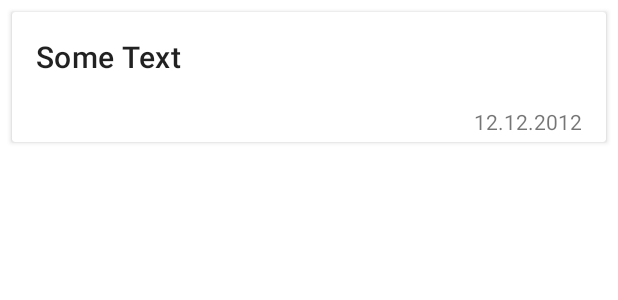
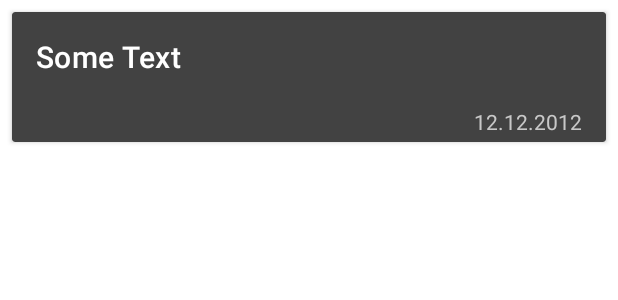
Before and after one commit to RomanAnchugov/TinkoffInternship2019, an Android app: the layout view_news_list_item.xml on its own in the app's theme, with its tools: preview values and no code run, on a phone screen of 412 x 824 dp. Shown: the top 300 px of the screen. Run offline under Robolectric (Android 15) with nearby library versions, the phone set to English and light mode, and no system bars; network calls fail.

Commit message:
some design changes

```diff
--- a/app/build.gradle
+++ b/app/build.gradle
@@ -42,8 +42,6 @@ dependencies {
     implementation 'com.squareup.retrofit2:retrofit:2.5.0'
     implementation 'com.squareup.retrofit2:converter-gson:2.5.0'
     implementation 'com.squareup.retrofit2:adapter-rxjava2:2.5.0'
-//    //Cicerone (https://github.com/terrakok/Cicerone)
-//    implementation 'ru.terrakok.cicerone:cicerone:4.0.2'
     //Timber (https://github.com/JakeWharton/timber)
     implementation 'com.jakewharton.timber:timber:4.7.1'
     //Anko(https://github.com/Kotlin/anko)
--- a/app/src/main/java/romananchugov/ru/tinkoffinternship/ui/MainActivity.kt
+++ b/app/src/main/java/romananchugov/ru/tinkoffinternship/ui/MainActivity.kt
@@ -8,9 +8,6 @@ import romananchugov.ru.tinkoffinternship.R
 
 class MainActivity : AppCompatActivity() {
     /*TODO:
-        1. Styles for views(colors, dimens)
-        2. Custom animation for fragment navigation
-        3. Store specific news in DB
         4. Work with error
 
         5. README
--- a/app/src/main/java/romananchugov/ru/tinkoffinternship/ui/NewsListAdapter.kt
+++ b/app/src/main/java/romananchugov/ru/tinkoffinternship/ui/NewsListAdapter.kt
@@ -47,7 +47,7 @@ class NewsListAdapter : RecyclerView.Adapter<NewsListAdapter.ViewHolder>() {
 
     override fun onBindViewHolder(holder: ViewHolder, position: Int) {
 
-        holder.newsHeaderTv.onClick {
+        holder.newsCv.onClick {
 
             val specificNewsAction = NewsListFragmentDirections
                 .action_specificNewsFragment().setNews_id(newsList[position].id)
@@ -64,6 +64,7 @@ class NewsListAdapter : RecyclerView.Adapter<NewsListAdapter.ViewHolder>() {
     }
 
     class ViewHolder(view: View) : RecyclerView.ViewHolder(view) {
+        val newsCv = view.news_cv!!
         val newsHeaderTv = view.news_header_tv!!
         val newsPublicDateTv = view.news_publication_date_tv!!
     }
--- a/app/src/main/java/romananchugov/ru/tinkoffinternship/ui/SpecificNewsFragment.kt
+++ b/app/src/main/java/romananchugov/ru/tinkoffinternship/ui/SpecificNewsFragment.kt
@@ -49,7 +49,6 @@ class SpecificNewsFragment : Fragment() {
         })
 
         viewModel.error.observe(this, Observer {
-
             if(it){
                 view.indefiniteSnackbar(R.string.error_snackbar_message, R.string.error_snackbar_action)
                 {
@@ -57,8 +56,6 @@ class SpecificNewsFragment : Fragment() {
                 }
             }
         })
-
-        //view.indefiniteSnackbar("Id is: $newsId")
 
         return view
     }
--- a/app/src/main/res/layout/activity_main.xml
+++ b/app/src/main/res/layout/activity_main.xml
@@ -19,7 +19,7 @@
                 app:layout_constraintEnd_toEndOf="parent"
                 app:layout_constraintTop_toTopOf="parent"
 
-                android:theme="@style/ThemeOverlay.AppCompat.Dark.ActionBar"/>
+                app:titleTextColor="@android:color/black"/>
 
     </com.google.android.material.appbar.AppBarLayout>
 
--- a/app/src/main/res/layout/view_news_list_item.xml
+++ b/app/src/main/res/layout/view_news_list_item.xml
@@ -2,15 +2,19 @@
 <LinearLayout
         xmlns:android="http://schemas.android.com/apk/res/android"
         xmlns:tools="http://schemas.android.com/tools"
-        android:layout_width="match_parent" android:layout_height="wrap_content"
+        xmlns:app="http://schemas.android.com/apk/res-auto" android:layout_width="match_parent"
+        android:layout_height="wrap_content"
 >
 
-
     <androidx.cardview.widget.CardView
+            android:id="@+id/news_cv"
             android:layout_width="match_parent"
             android:layout_height="match_parent"
             android:layout_margin="8dp"
-    >
+            android:foreground="?android:attr/selectableItemBackground"
+            app:cardBackgroundColor="@color/cardViewBgColor"
+            android:clickable="true"
+            android:focusable="true">
 
         <LinearLayout android:layout_width="match_parent"
                       android:layout_height="match_parent"
@@ -22,9 +26,7 @@
                     android:textAppearance="@style/TextAppearance.MaterialComponents.Headline6"
                     android:padding="16dp"
                     tools:text="Some Text"
-                    android:background="?android:attr/selectableItemBackground"
-                    android:clickable="true"
-                    android:focusable="true"
+                    android:textColor="@android:color/white"
             />
             <TextView
                     android:id="@+id/news_publication_date_tv"
@@ -36,6 +38,7 @@
                     android:paddingEnd="16dp"
                     android:paddingBottom="4dp"
                     android:paddingTop="4dp"
+                    android:textColor="@color/publicationDateColor"
             />
 
         </LinearLayout>
--- a/app/src/main/res/navigation/nav_graph.xml
+++ b/app/src/main/res/navigation/nav_graph.xml
@@ -7,9 +7,9 @@
     <fragment android:id="@+id/newsListFragment" android:name="romananchugov.ru.tinkoffinternship.ui.NewsListFragment"
               android:label="fragment_news_list" tools:layout="@layout/fragment_news_list">
         <action android:id="@+id/action_specificNewsFragment"
-                app:destination="@id/specificNewsFragment" app:enterAnim="@anim/nav_default_enter_anim"
-                app:exitAnim="@anim/nav_default_exit_anim" app:popEnterAnim="@anim/nav_default_pop_enter_anim"
-                app:popExitAnim="@anim/nav_default_pop_exit_anim"/>
+                app:destination="@id/specificNewsFragment" app:enterAnim="@anim/slide_in_right"
+                app:exitAnim="@anim/slide_out_left" app:popEnterAnim="@anim/slide_in_left"
+                app:popExitAnim="@anim/slide_out_right"/>
     </fragment>
     <fragment android:id="@+id/specificNewsFragment"
               android:name="romananchugov.ru.tinkoffinternship.ui.SpecificNewsFragment"
--- a/app/src/main/res/values/colors.xml
+++ b/app/src/main/res/values/colors.xml
@@ -1,6 +1,8 @@
 <?xml version="1.0" encoding="utf-8"?>
 <resources>
-    <color name="colorPrimary">#008577</color>
-    <color name="colorPrimaryDark">#00574B</color>
+    <color name="colorPrimary">#FFE816</color>
+    <color name="colorPrimaryDark">#c9b613</color>
     <color name="colorAccent">#D81B60</color>
+    <color name="cardViewBgColor">#424242</color>
+    <color name="publicationDateColor">#C8C8C8</color>
 </resources>
```
Also changed, not shown: app/src/main/res/anim/slide_in_left.xml (added, +7 -0 lines), app/src/main/res/anim/slide_in_right.xml (added, +7 -0 lines), app/src/main/res/anim/slide_out_left.xml (added, +7 -0 lines), app/src/main/res/anim/slide_out_right.xml (added, +7 -0 lines).
